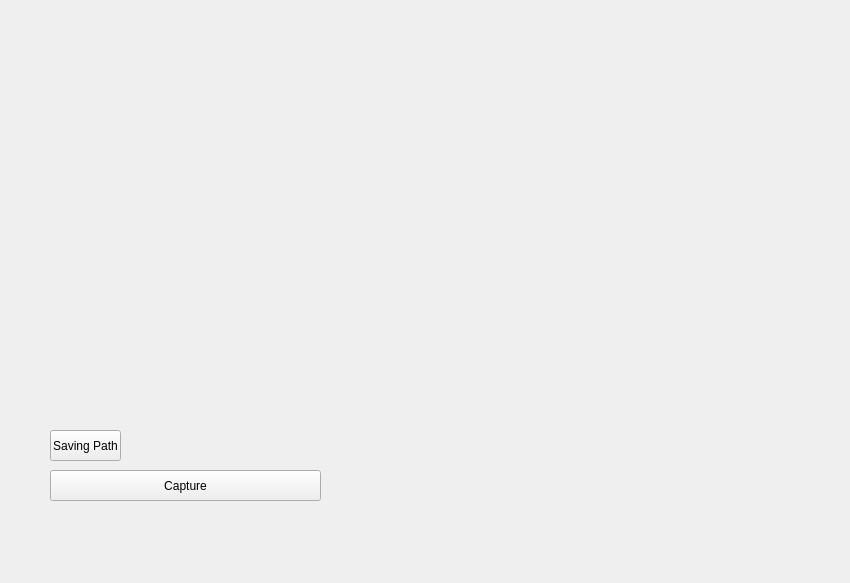
Qt form src/mainWidget.ui (ezheng/viewSyn) before a commit.
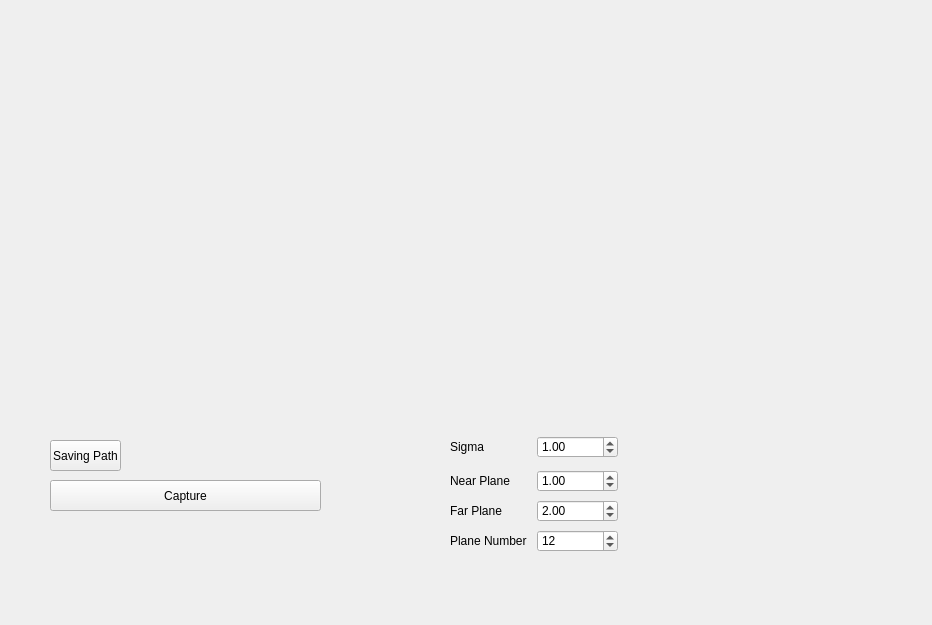
The same form after that commit.

```diff
--- a/src/mainWidget.ui
+++ b/src/mainWidget.ui
@@ -9,8 +9,8 @@
    <rect>
     <x>0</x>
     <y>0</y>
-    <width>850</width>
-    <height>583</height>
+    <width>932</width>
+    <height>625</height>
    </rect>
   </property>
   <property name="sizePolicy">
@@ -151,7 +151,7 @@
    <property name="geometry">
     <rect>
      <x>50</x>
-     <y>430</y>
+     <y>440</y>
      <width>71</width>
      <height>31</height>
     </rect>
@@ -164,7 +164,7 @@
    <property name="geometry">
     <rect>
      <x>50</x>
-     <y>470</y>
+     <y>480</y>
      <width>271</width>
      <height>31</height>
     </rect>
@@ -173,6 +173,137 @@
     <string>Capture</string>
    </property>
   </widget>
+  <widget class="QWidget" name="layoutWidget_2">
+   <property name="geometry">
+    <rect>
+     <x>450</x>
+     <y>470</y>
+     <width>168</width>
+     <height>22</height>
+    </rect>
+   </property>
+   <layout class="QHBoxLayout" name="horizontalLayout_2">
+    <item>
+     <widget class="QLabel" name="label_2">
+      <property name="text">
+       <string>Near Plane</string>
+      </property>
+     </widget>
+    </item>
+    <item>
+     <widget class="QDoubleSpinBox" name="doubleSpinBox_nearPlane">
+      <property name="maximum">
+       <double>999.990000000000009</double>
+      </property>
+      <property name="singleStep">
+       <double>1.000000000000000</double>
+      </property>
+      <property name="value">
+       <double>1.000000000000000</double>
+      </property>
+     </widget>
+    </item>
+   </layout>
+  </widget>
+  <widget class="QWidget" name="layoutWidget_3">
+   <property name="geometry">
+    <rect>
+     <x>450</x>
+     <y>500</y>
+     <width>168</width>
+     <height>22</height>
+    </rect>
+   </property>
+   <layout class="QHBoxLayout" name="horizontalLayout_3">
+    <item>
+     <widget class="QLabel" name="label_3">
+      <property name="text">
+       <string>Far Plane</string>
+      </property>
+     </widget>
+    </item>
+    <item>
+     <widget class="QDoubleSpinBox" name="doubleSpinBox_farPlane">
+      <property name="maximum">
+       <double>999.990000000000009</double>
+      </property>
+      <property name="singleStep">
+       <double>0.500000000000000</double>
+      </property>
+      <property name="value">
+       <double>2.000000000000000</double>
+      </property>
+     </widget>
+    </item>
+   </layout>
+  </widget>
+  <widget class="QWidget" name="layoutWidget_4">
+   <property name="geometry">
+    <rect>
+     <x>450</x>
+     <y>530</y>
+     <width>168</width>
+     <height>22</height>
+    </rect>
+   </property>
+   <layout class="QHBoxLayout" name="horizontalLayout_4">
+    <item>
+     <widget class="QLabel" name="label_4">
+      <property name="text">
+       <string>Plane Number</string>
+      </property>
+     </widget>
+    </item>
+    <item>
+     <widget class="QDoubleSpinBox" name="doubleSpinBox_planeNum">
+      <property name="decimals">
+       <number>0</number>
+      </property>
+      <property name="maximum">
+       <double>1000.000000000000000</double>
+      </property>
+      <property name="singleStep">
+       <double>10.000000000000000</double>
+      </property>
+      <property name="value">
+       <double>12.000000000000000</double>
+      </property>
+     </widget>
+    </item>
+   </layout>
+  </widget>
+  <widget class="QWidget" name="">
+   <property name="geometry">
+    <rect>
+     <x>450</x>
+     <y>436</y>
+     <width>168</width>
+     <height>22</height>
+    </rect>
+   </property>
+   <layout class="QHBoxLayout" name="horizontalLayout">
+    <item>
+     <widget class="QLabel" name="label">
+      <property name="text">
+       <string>Sigma</string>
+      </property>
+     </widget>
+    </item>
+    <item>
+     <widget class="QDoubleSpinBox" name="doubleSpinBox_sigma">
+      <property name="maximum">
+       <double>11.990000000000000</double>
+      </property>
+      <property name="singleStep">
+       <double>0.500000000000000</double>
+      </property>
+      <property name="value">
+       <double>1.000000000000000</double>
+      </property>
+     </widget>
+    </item>
+   </layout>
+  </widget>
  </widget>
  <resources/>
  <connections/>
```
